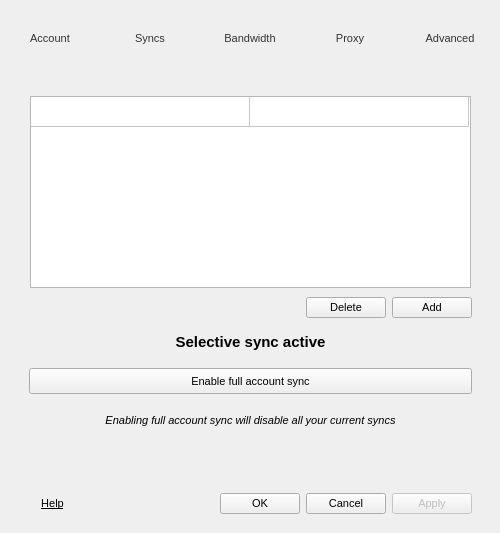
This is Source/MEGASync/gui/linux/SettingsDialog.ui in meganz/MEGAsync as Qt 5 draws it before an edit. The edited form follows.
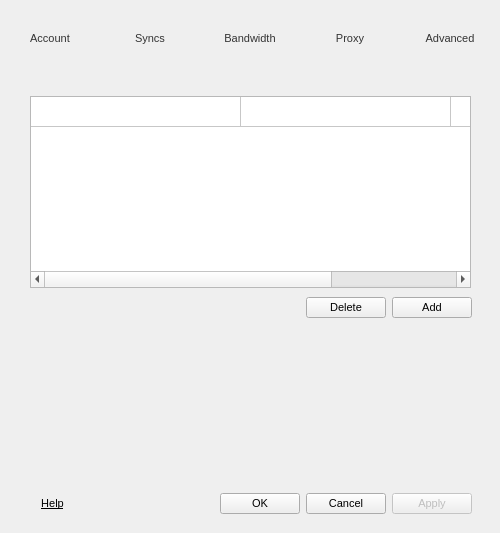
This is the edited form. The open tabs and pages were chosen to show the change. Icons and pictures are not drawn.

Commit message:
Several changes related to the management of syncs
Enable/disable syncs
Change the full sync/selective sync logic:
- Removed the button to switch to another sync type
- The sync list is always visible now
- Users can change the local folder for full sync in the setup assistant

Patch:
```diff
--- a/Source/MEGASync/gui/linux/SettingsDialog.ui
+++ b/Source/MEGASync/gui/linux/SettingsDialog.ui
@@ -1647,13 +1647,13 @@
                 <bool>true</bool>
                </attribute>
                <attribute name="horizontalHeaderDefaultSectionSize">
-                <number>219</number>
+                <number>210</number>
                </attribute>
                <attribute name="horizontalHeaderHighlightSections">
                 <bool>true</bool>
                </attribute>
                <attribute name="horizontalHeaderMinimumSectionSize">
-                <number>219</number>
+                <number>210</number>
                </attribute>
                <attribute name="horizontalHeaderShowSortIndicator" stdset="0">
                 <bool>false</bool>
@@ -1694,6 +1694,16 @@
                  <string>MEGA folder</string>
                 </property>
                </column>
+               <column>
+                <property name="text">
+                 <string/>
+                </property>
+               </column>
+               <item row="0" column="2">
+                <property name="text">
+                 <string/>
+                </property>
+               </item>
               </widget>
              </item>
             </layout>
@@ -1807,99 +1817,6 @@
             </layout>
            </widget>
           </item>
-          <item>
-           <widget class="QLabel" name="lSyncType">
-            <property name="sizePolicy">
-             <sizepolicy hsizetype="Preferred" vsizetype="Maximum">
-              <horstretch>0</horstretch>
-              <verstretch>0</verstretch>
-             </sizepolicy>
-            </property>
-            <property name="styleSheet">
-             <string notr="true">padding-bottom: 8px;</string>
-            </property>
-            <property name="text">
-             <string>Selective sync active</string>
-            </property>
-            <property name="alignment">
-             <set>Qt::AlignCenter</set>
-            </property>
-            <property name="margin">
-             <number>0</number>
-            </property>
-           </widget>
-          </item>
-          <item>
-           <widget class="QWidget" name="widget_8" native="true">
-            <property name="minimumSize">
-             <size>
-              <width>0</width>
-              <height>26</height>
-             </size>
-            </property>
-            <layout class="QHBoxLayout" name="horizontalLayout_14">
-             <property name="spacing">
-              <number>0</number>
-             </property>
-             <property name="margin">
-              <number>0</number>
-             </property>
-             <item>
-              <widget class="QPushButton" name="bSyncChange">
-               <property name="sizePolicy">
-                <sizepolicy hsizetype="Minimum" vsizetype="Preferred">
-                 <horstretch>0</horstretch>
-                 <verstretch>0</verstretch>
-                </sizepolicy>
-               </property>
-               <property name="minimumSize">
-                <size>
-                 <width>0</width>
-                 <height>0</height>
-                </size>
-               </property>
-               <property name="maximumSize">
-                <size>
-                 <width>16777215</width>
-                 <height>32</height>
-                </size>
-               </property>
-               <property name="focusPolicy">
-                <enum>Qt::NoFocus</enum>
-               </property>
-               <property name="styleSheet">
-                <string notr="true"/>
-               </property>
-               <property name="text">
-                <string>Enable full account sync</string>
-               </property>
-               <property name="autoDefault">
-                <bool>false</bool>
-               </property>
-              </widget>
-             </item>
-            </layout>
-           </widget>
-          </item>
-          <item>
-           <widget class="QLabel" name="lSyncText">
-            <property name="styleSheet">
-             <string notr="true">margin-top: 8px;
-padding-left: 20px;
-padding-right: 20px;
-padding-bottom: 2px;</string>
-            </property>
-            <property name="text">
-             <string>Enabling full account sync will disable all your current syncs</string>
-            </property>
-            <property name="alignment">
-             <set>Qt::AlignHCenter|Qt::AlignTop</set>
-            </property>
-            <property name="wordWrap">
-             <bool>true</bool>
-            </property>
-           </widget>
-          </item>
           <item>
            <spacer name="verticalSpacer_6">
             <property name="orientation">
```
Left out of the diff: 3 changed lines with no effect on the pictures. The commit also changes 8 other files.
